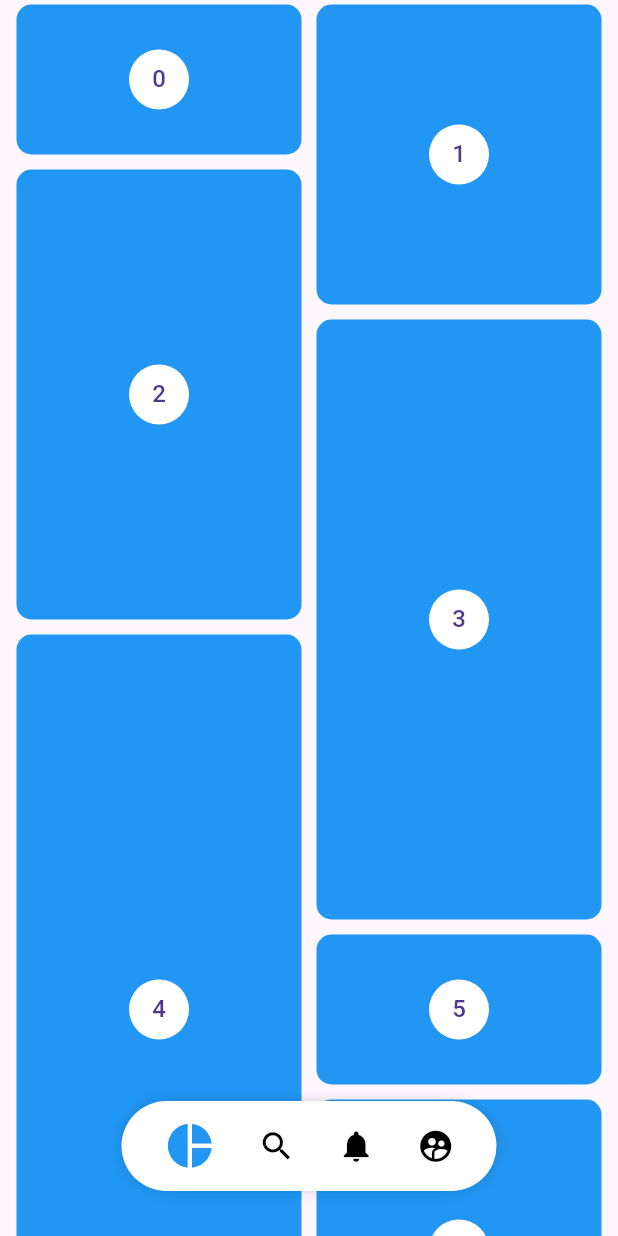
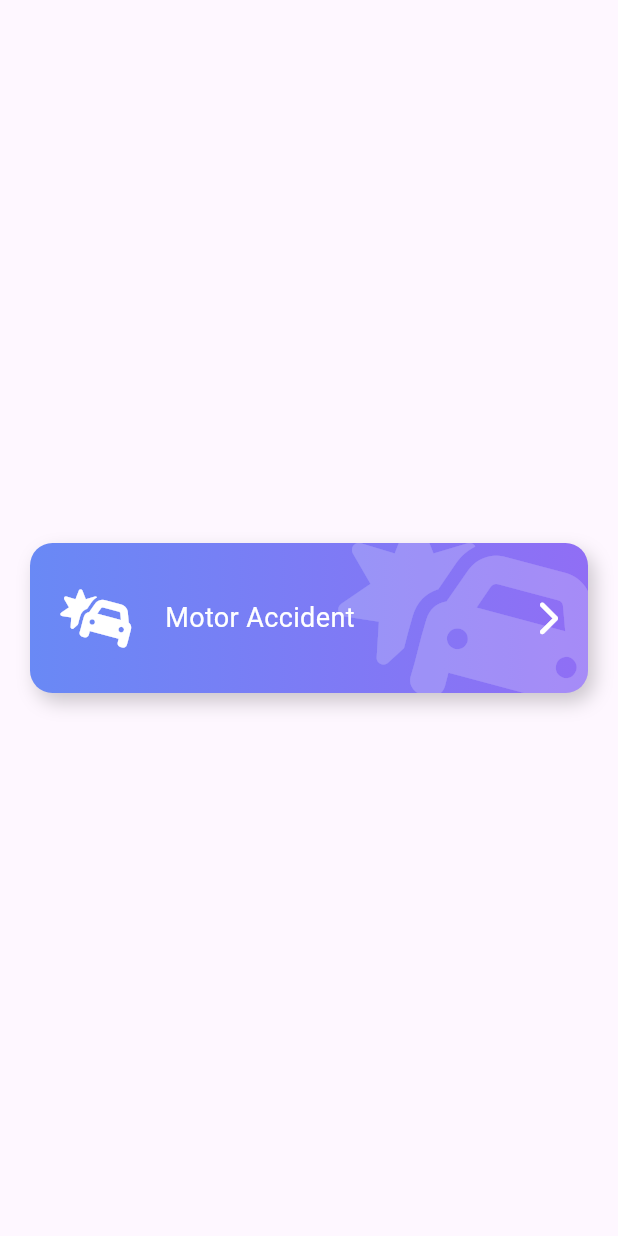
Before and after one commit to leitoon/disenos, a Flutter app: the screen it shows after launch, on a phone screen of 412 x 824 dp. Run offline on Flutter 3.47's test engine with Material 3 defaults, Android fonts, the phone set to English and light mode, and no system bars; our stand-ins replace flutter_svg, font_awesome_flutter.

Commit message:
avance_page_emergency

```diff
--- a/lib/main.dart
+++ b/lib/main.dart
@@ -1,7 +1,6 @@
 import 'package:flutter/material.dart';
-import 'package:provider/provider.dart';
-
-import 'src/pages/pinteres_page.dart';
+import 'src/pages/emergency_page.dart';
+//import 'src/pages/pinteres_page.dart';
 //import 'src/pages/graficas_circular.dart';
 void main() {
   runApp(MyApp());
@@ -10,12 +9,9 @@ void main() {
 class MyApp extends StatelessWidget {
   @override
   Widget build(BuildContext context) {
-    return ChangeNotifierProvider(
-      create: (_) => MenuModel(),
-      child: MaterialApp(
-        debugShowCheckedModeBanner: false,
-        home: PinterestPage(),
-      ),
+    return MaterialApp(
+      debugShowCheckedModeBanner: false,
+      home: EmergencyPage(),
     );
   }
 }
--- /dev/null
+++ b/lib/src/pages/emergency_page.dart
@@ -0,0 +1,36 @@
+
+
+import 'package:disenos/src/widgets/botonGordo.dart';
+import 'package:disenos/src/widgets/headers.dart';
+import 'package:flutter/material.dart';
+import 'package:font_awesome_flutter/font_awesome_flutter.dart';
+
+class EmergencyPage extends StatelessWidget {
+  const EmergencyPage({super.key});
+
+  @override
+  Widget build(BuildContext context) {
+    return Scaffold
+    (
+
+      body: Center
+      (
+        child: BotonGordo(),
+      )
+
+    );
+  }
+}
+
+class PageHeader extends StatelessWidget {
+  const PageHeader({
+    super.key,
+  });
+
+  @override
+  Widget build(BuildContext context) {
+    return IconHeader(icon: FontAwesomeIcons.plus,
+     titulo: 'Asistencia Médica',
+      subtitulo: 'Haz solicitado',);
+  }
+}
--- /dev/null
+++ b/lib/src/widgets/botonGordo.dart
@@ -0,0 +1,81 @@
+
+import 'package:flutter/material.dart';
+import 'package:flutter/widgets.dart';
+import 'package:font_awesome_flutter/font_awesome_flutter.dart';
+
+class BotonGordo extends StatelessWidget {
+  const BotonGordo({super.key});
+
+  @override
+  Widget build(BuildContext context) {
+    return const Stack(
+      children: [
+        _BotonGordoBackground(),
+        Row
+        (
+          mainAxisAlignment: MainAxisAlignment.spaceBetween,
+          children:
+          [
+            SizedBox(height: 140,width: 40,),
+            FaIcon(FontAwesomeIcons.carCrash,color: Colors.white,size: 40,),
+            SizedBox(width: 20,),
+            Expanded(
+              child: Text('Motor Accident',style: TextStyle
+                      (
+                          color: Colors.white,
+                          fontSize: 18
+                      ),),
+            ),
+
+            FaIcon(FontAwesomeIcons.chevronRight,color: Colors.white,),
+            SizedBox(width: 40,)
+          ],
+        )
+
+        ]);
+  }
+}
+
+class _BotonGordoBackground extends StatelessWidget {
+  const _BotonGordoBackground({
+    super.key,
+  });
+
+  @override
+  Widget build(BuildContext context) {
+    return Container
+    (
+      child: ClipRRect(
+        borderRadius: BorderRadius.circular(15),
+        child: Stack
+        (
+          children:
+          [
+            Positioned(
+              right: -20,
+              top: -20,
+              child: FaIcon(FontAwesomeIcons.carCrash,size: 150,color: Colors.white.withOpacity(0.2),)
+          )
+          ],
+        ),
+      ),
+      width: double.infinity,
+      height: 100,
+      margin: const EdgeInsets.all(20),
+      decoration: BoxDecoration
+      (
+        color: Colors.red,
+        boxShadow:
+        [
+          BoxShadow(color: Colors.black.withOpacity(0.2),offset: const Offset(4,6), blurRadius: 10)
+        ],
+        borderRadius: BorderRadius.circular(15),
+        gradient:const LinearGradient(colors:
+        [
+          Color(0xff6989F5),
+          Color(0xff906ef5),
+        ])
+      ),
+    );
+  }
+}
--- a/pubspec.yaml
+++ b/pubspec.yaml
@@ -38,6 +38,7 @@ dependencies:
   flutter_svg: ^2.0.10+1
   provider: ^6.1.2
   flutter_staggered_grid_view: ^0.7.0
+  font_awesome_flutter: ^10.7.0
 
 dev_dependencies:
   flutter_test:
```
Also changed, not shown: lib/src/widgets/headers.dart (+89 -0 lines), pubspec.lock.
